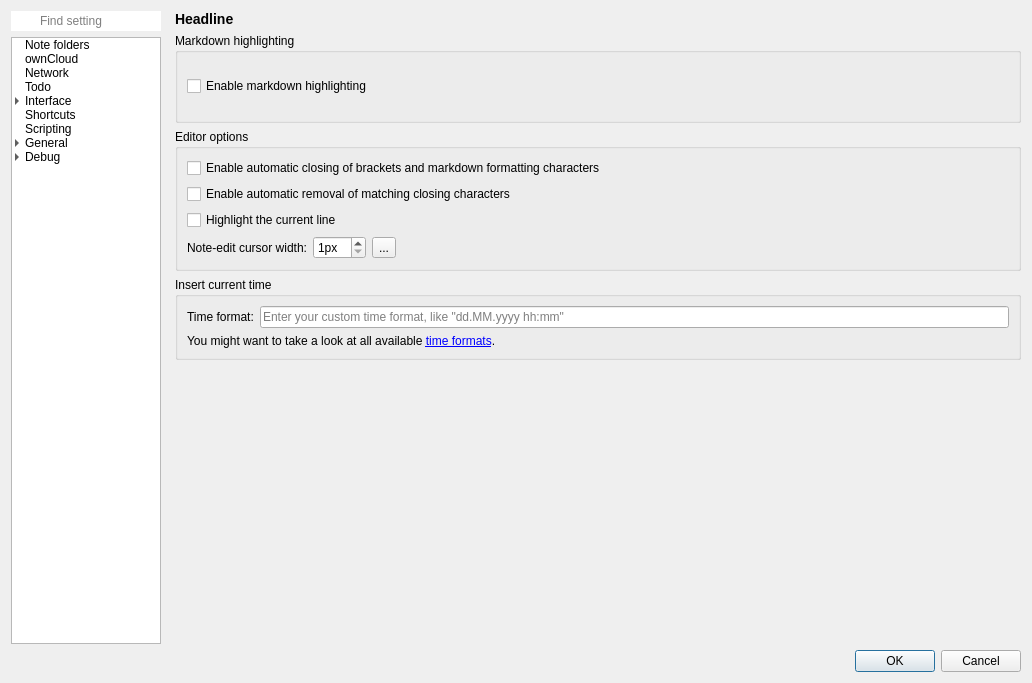
Before: the Qt Designer form src/dialogs/settingsdialog.ui in pbek/QOwnNotes, drawn with Qt 5.
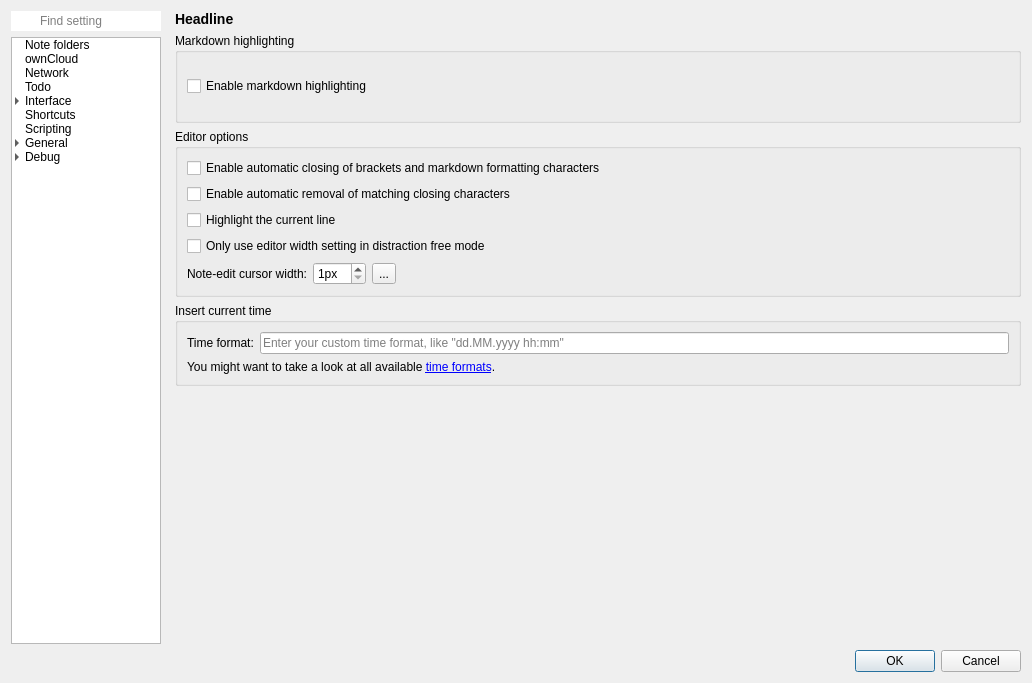
After: the same form once the commit is applied. The open tabs and pages were chosen to show the change. Icons and pictures are not drawn. Custom widgets are drawn as their Qt base class.

Commit message: added new setting "Only use editor width setting in distraction free mode"

What changed in the file:
```diff
--- a/src/dialogs/settingsdialog.ui
+++ b/src/dialogs/settingsdialog.ui
@@ -4130,27 +4130,7 @@
                 <string>Editor options</string>
                </property>
                <layout class="QGridLayout" name="gridLayout_59">
-                <item row="4" column="1">
-                 <widget class="QSpinBox" name="cursorWidthSpinBox">
-                  <property name="suffix">
-                   <string notr="true">px</string>
-                  </property>
-                  <property name="minimum">
-                   <number>1</number>
-                  </property>
-                 </widget>
-                </item>
-                <item row="4" column="0">
-                 <widget class="QLabel" name="cursorWidthLabel">
-                  <property name="text">
-                   <string>Note-edit cursor width:</string>
-                  </property>
-                  <property name="alignment">
-                   <set>Qt::AlignRight|Qt::AlignTrailing|Qt::AlignVCenter</set>
-                  </property>
-                 </widget>
-                </item>
-                <item row="4" column="2">
+                <item row="5" column="2">
                  <widget class="QToolButton" name="cursorWidthResetButton">
                   <property name="toolTip">
                    <string>Reset the cursor width</string>
@@ -4164,20 +4144,23 @@
                   </property>
                  </widget>
                 </item>
-                <item row="2" column="0" rowspan="2" colspan="4">
-                 <widget class="QCheckBox" name="highlightCurrentLineCheckBox">
+                <item row="5" column="0">
+                 <widget class="QLabel" name="cursorWidthLabel">
                   <property name="text">
-                   <string>Highlight the current line</string>
+                   <string>Note-edit cursor width:</string>
+                  </property>
+                  <property name="alignment">
+                   <set>Qt::AlignRight|Qt::AlignTrailing|Qt::AlignVCenter</set>
                   </property>
                  </widget>
                 </item>
-                <item row="1" column="0" colspan="4">
-                 <widget class="QCheckBox" name="autoBracketRemovalCheckBox">
-                  <property name="toolTip">
-                   <string>You have to use the backspace key to remove the opening character</string>
+                <item row="5" column="1">
+                 <widget class="QSpinBox" name="cursorWidthSpinBox">
+                  <property name="suffix">
+                   <string notr="true">px</string>
                   </property>
-                  <property name="text">
-                   <string>Enable automatic removal of matching closing characters</string>
+                  <property name="minimum">
+                   <number>1</number>
                   </property>
                  </widget>
                 </item>
@@ -4188,7 +4171,7 @@
                   </property>
                  </widget>
                 </item>
-                <item row="4" column="3">
+                <item row="5" column="3">
                  <spacer name="horizontalSpacer_13">
                   <property name="orientation">
                    <enum>Qt::Horizontal</enum>
@@ -4201,6 +4184,30 @@
                   </property>
                  </spacer>
                 </item>
+                <item row="1" column="0" colspan="4">
+                 <widget class="QCheckBox" name="autoBracketRemovalCheckBox">
+                  <property name="toolTip">
+                   <string>You have to use the backspace key to remove the opening character</string>
+                  </property>
+                  <property name="text">
+                   <string>Enable automatic removal of matching closing characters</string>
+                  </property>
+                 </widget>
+                </item>
+                <item row="2" column="0" rowspan="2" colspan="4">
+                 <widget class="QCheckBox" name="highlightCurrentLineCheckBox">
+                  <property name="text">
+                   <string>Highlight the current line</string>
+                  </property>
+                 </widget>
+                </item>
+                <item row="4" column="0" colspan="4">
+                 <widget class="QCheckBox" name="editorWidthInDFMOnlyCheckBox">
+                  <property name="text">
+                   <string>Only use editor width setting in distraction free mode</string>
+                  </property>
+                 </widget>
+                </item>
                </layout>
               </widget>
              </item>
```
Left out of the diff: 2 changed lines with no effect on the pictures. The commit also changes 30 other files.
